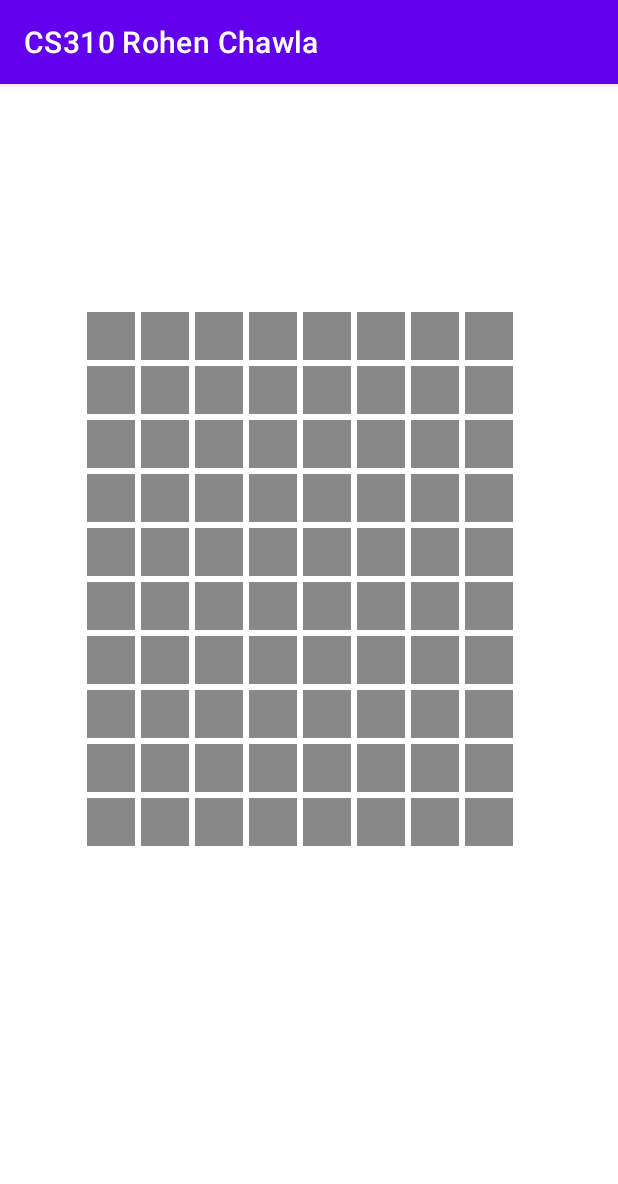
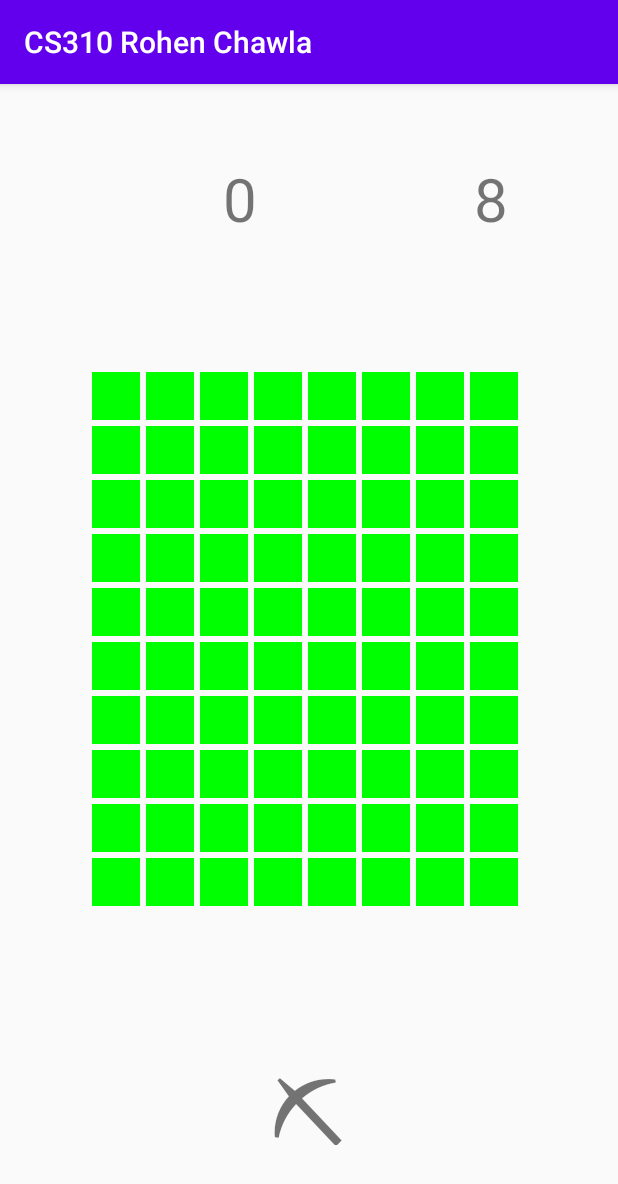
Before and after one commit to RohenC/ThisMySweeper, an Android app: the screen it shows after launch (MainActivity), on a phone screen of 412 x 824 dp. Shown: the top 1184 px of the screen. Run offline under Robolectric (Android 15) with nearby library versions, the phone set to English and light mode, and no system bars.

Commit message:
Meaningful message: I have created the first page layout. Personally I think it looks quite nice.

```diff
--- a/app/src/main/java/com/example/MySweeper/MainActivity.java
+++ b/app/src/main/java/com/example/MySweeper/MainActivity.java
@@ -8,11 +8,13 @@ import android.graphics.Color;
 import android.os.Bundle;
 import android.view.View;
 import android.widget.TextView;
+import android.os.Handler;
 
 import java.util.ArrayList;
 
 public class MainActivity extends AppCompatActivity {
-
+    private int clock = 0;
+    private boolean running = true;
     private static final int COLUMN_COUNT = 2;
 
     // save the TextViews of all cells in an array, so later on,
@@ -29,36 +31,16 @@ public class MainActivity extends AppCompatActivity {
         super.onCreate(savedInstanceState);
         setContentView(R.layout.activity_main);
 
+        if (savedInstanceState != null) {
+            clock = savedInstanceState.getInt("clock");
+            running = savedInstanceState.getBoolean("running");
+        }
+
+        runTimer();
+
         cell_tvs = new ArrayList<TextView>();
 
-        // Method (1): add statically created cells
-//        TextView tv00 = (TextView) findViewById(R.id.textView00);
-//        TextView tv01 = (TextView) findViewById(R.id.textView01);
-//        TextView tv10 = (TextView) findViewById(R.id.textView10);
-//        TextView tv11 = (TextView) findViewById(R.id.textView11);
-//
-//        tv00.setTextColor(Color.GRAY);
-//        tv00.setBackgroundColor(Color.GRAY);
-//        tv00.setOnClickListener(this::onClickTV);
-//
-//        tv01.setTextColor(Color.GRAY);
-//        tv01.setBackgroundColor(Color.GRAY);
-//        tv01.setOnClickListener(this::onClickTV);
-//
-//        tv10.setTextColor(Color.GRAY);
-//        tv10.setBackgroundColor(Color.GRAY);
-//        tv10.setOnClickListener(this::onClickTV);
-//
-//        tv11.setTextColor(Color.GRAY);
-//        tv11.setBackgroundColor(Color.GRAY);
-//        tv11.setOnClickListener(this::onClickTV);
-//
-//        cell_tvs.add(tv00);
-//        cell_tvs.add(tv01);
-//        cell_tvs.add(tv10);
-//        cell_tvs.add(tv11);
-//
-//        // Method (2): add four dynamically created cells
+        // Method (2): add four dynamically created cells
         GridLayout grid = (GridLayout) findViewById(R.id.gridLayout01);
         for (int i = 0; i<=9; i++) {
             for (int j=0; j<=7; j++) {
@@ -68,7 +50,7 @@ public class MainActivity extends AppCompatActivity {
                 tv.setTextSize( 16 );//dpToPixel(32) );
                 tv.setTextAlignment(TextView.TEXT_ALIGNMENT_CENTER);
                 tv.setTextColor(Color.GRAY);
-                tv.setBackgroundColor(Color.GRAY);
+                tv.setBackgroundColor(Color.GREEN);
                 tv.setOnClickListener(this::onClickTV);
 
                 GridLayout.LayoutParams lp = new GridLayout.LayoutParams();
@@ -81,27 +63,6 @@ public class MainActivity extends AppCompatActivity {
                 cell_tvs.add(tv);
             }
         }
-
-        // Method (3): add four dynamically created cells with LayoutInflater
-//        LayoutInflater li = LayoutInflater.from(this);
-//        for (int i = 4; i<=9; i++) {
-//            for (int j=0; j<=1; j++) {
-//                TextView tv = (TextView) li.inflate(R.layout.custom_cell_layout, grid, false);
-//                //tv.setText(String.valueOf(i)+String.valueOf(j));
-//                tv.setTextColor(Color.GRAY);
-//                tv.setBackgroundColor(Color.GRAY);
-//                tv.setOnClickListener(this::onClickTV);
-//
-//                GridLayout.LayoutParams lp = (GridLayout.LayoutParams) tv.getLayoutParams();
-//                lp.rowSpec = GridLayout.spec(i);
-//                lp.columnSpec = GridLayout.spec(j);
-//
-//                grid.addView(tv, lp);
-//
-//                cell_tvs.add(tv);
-//            }
-//        }
-
     }
 
     private int findIndexOfCellTextView(TextView tv) {
@@ -126,4 +87,41 @@ public class MainActivity extends AppCompatActivity {
             tv.setBackgroundColor(Color.LTGRAY);
         }
     }
+
+    public void onSaveInstanceState(Bundle savedInstanceState) {
+        super.onSaveInstanceState(savedInstanceState);
+        savedInstanceState.putInt("clock", clock);
+        savedInstanceState.putBoolean("running", running);
+    }
+
+    public void onClickStart(View view) {
+        running = true;
+    }
+
+    public void onClickStop(View view) {
+        running = false;
+    }
+    public void onClickClear(View view) {
+        running = false;
+        clock = 0;
+    }
+
+    private void runTimer() {
+        final TextView timeView = (TextView) findViewById(R.id.clockNum);
+        final Handler handler = new Handler();
+
+        handler.post(new Runnable() {
+            @Override
+            public void run() {
+                int seconds = clock;
+                String time = String.format("%d", seconds);
+                timeView.setText(time);
+
+                if (running) {
+                    clock++;
+                }
+                handler.postDelayed(this, 1000);
+            }
+        });
+    }
 }
--- a/app/src/main/res/layout/activity_main.xml
+++ b/app/src/main/res/layout/activity_main.xml
@@ -6,88 +6,126 @@
     android:layout_height="match_parent"
     tools:context=".MainActivity">
 
+    <TextView
+        android:id="@+id/clockNum"
+        android:layout_width="137dp"
+        android:layout_height="63dp"
+        android:layout_marginStart="2dp"
+        android:layout_marginTop="2dp"
+        android:layout_marginEnd="2dp"
+        android:layout_marginBottom="8dp"
+        android:width="64dp"
+        android:height="64dp"
+        android:text="0"
+        android:textAlignment="center"
+        android:textSize="40sp"
+        app:layout_column="0"
+        app:layout_constraintBottom_toBottomOf="parent"
+        app:layout_constraintEnd_toEndOf="parent"
+        app:layout_constraintHorizontal_bias="0.948"
+        app:layout_constraintStart_toStartOf="parent"
+        app:layout_constraintTop_toTopOf="parent"
+        app:layout_constraintVertical_bias="0.068"
+        app:layout_row="0" />
+
+    <TextView
+        android:id="@+id/textViewClock"
+        android:layout_width="wrap_content"
+        android:layout_height="wrap_content"
+        android:layout_marginStart="2dp"
+        android:layout_marginTop="2dp"
+        android:layout_marginEnd="2dp"
+        android:layout_marginBottom="8dp"
+        android:width="64dp"
+        android:height="64dp"
+        android:text="@string/clock"
+        android:textAlignment="center"
+        android:textSize="40sp"
+        app:layout_column="0"
+        app:layout_constraintBottom_toBottomOf="parent"
+        app:layout_constraintEnd_toEndOf="parent"
+        app:layout_constraintHorizontal_bias="0.618"
+        app:layout_constraintStart_toStartOf="parent"
+        app:layout_constraintTop_toTopOf="parent"
+        app:layout_constraintVertical_bias="0.068"
+        app:layout_row="0" />
+
+    <TextView
+        android:id="@+id/textViewFlag"
+        android:layout_width="wrap_content"
+        android:layout_height="wrap_content"
+        android:layout_marginStart="2dp"
+        android:layout_marginTop="2dp"
+        android:layout_marginEnd="2dp"
+        android:layout_marginBottom="8dp"
+        android:width="64dp"
+        android:height="64dp"
+        android:text="@string/flag"
+        android:textAlignment="center"
+        android:textSize="40sp"
+        app:layout_column="0"
+        app:layout_constraintBottom_toBottomOf="parent"
+        app:layout_constraintEnd_toEndOf="parent"
+        app:layout_constraintHorizontal_bias="0.18"
+        app:layout_constraintStart_toStartOf="parent"
+        app:layout_constraintTop_toTopOf="parent"
+        app:layout_constraintVertical_bias="0.068"
+        app:layout_row="0" />
+
+    <TextView
+        android:id="@+id/flagNum"
+        android:layout_width="wrap_content"
+        android:layout_height="wrap_content"
+        android:layout_marginStart="2dp"
+        android:layout_marginTop="2dp"
+        android:layout_marginEnd="2dp"
+        android:layout_marginBottom="8dp"
+        android:width="64dp"
+        android:height="64dp"
+        android:text="0"
+        android:textAlignment="center"
+        android:textSize="40sp"
+        app:layout_column="0"
+        app:layout_constraintBottom_toBottomOf="parent"
+        app:layout_constraintEnd_toEndOf="parent"
+        app:layout_constraintHorizontal_bias="0.367"
+        app:layout_constraintStart_toStartOf="parent"
+        app:layout_constraintTop_toTopOf="parent"
+        app:layout_constraintVertical_bias="0.068"
+        app:layout_row="0" />
+
     <androidx.gridlayout.widget.GridLayout
         android:id="@+id/gridLayout01"
-        android:layout_width="300dp"
-        android:layout_height="500dp"
+        android:layout_width="294dp"
+        android:layout_height="388dp"
+        android:layout_gravity="center"
         android:layout_marginStart="8dp"
-        android:layout_marginTop="64dp"
+        android:layout_marginTop="32dp"
         android:layout_marginEnd="8dp"
         android:layout_marginBottom="32dp"
-        android:layout_gravity="center"
-        app:rowCount="10"
         app:columnCount="8"
         app:layout_constraintBottom_toBottomOf="parent"
         app:layout_constraintEnd_toEndOf="parent"
         app:layout_constraintStart_toStartOf="parent"
         app:layout_constraintTop_toTopOf="parent"
-        >
-
-
-<!--        <TextView-->
-<!--            android:id="@+id/textView00"-->
-<!--            android:layout_width="wrap_content"-->
-<!--            android:layout_height="wrap_content"-->
-<!--            android:layout_marginStart="2dp"-->
-<!--            android:layout_marginTop="2dp"-->
-<!--            android:layout_marginEnd="2dp"-->
-<!--            android:layout_marginBottom="2dp"-->
-<!--            android:height="64dp"-->
-<!--            android:width="64dp"-->
-<!--            android:text="@string/flag"-->
-<!--            android:textSize="32sp"-->
-<!--            android:textAlignment="center"-->
-<!--            app:layout_column="0"-->
-<!--            app:layout_row="0" />-->
-
-<!--        <TextView-->
-<!--            android:id="@+id/textView01"-->
-<!--            android:layout_width="wrap_content"-->
-<!--            android:layout_height="wrap_content"-->
-<!--            android:layout_marginStart="2dp"-->
-<!--            android:layout_marginTop="2dp"-->
-<!--            android:layout_marginEnd="2dp"-->
-<!--            android:layout_marginBottom="2dp"-->
-<!--            android:height="64dp"-->
-<!--            android:width="64dp"-->
-<!--            android:text="@string/mine"-->
-<!--            android:textSize="32sp"-->
-<!--            android:textAlignment="center"-->
-<!--            app:layout_column="1"-->
-<!--            app:layout_row="0" />-->
-
-<!--        <TextView-->
-<!--            android:id="@+id/textView10"-->
-<!--            android:layout_width="wrap_content"-->
-<!--            android:layout_height="wrap_content"-->
-<!--            android:layout_marginStart="2dp"-->
-<!--            android:layout_marginTop="2dp"-->
-<!--            android:layout_marginEnd="2dp"-->
-<!--            android:layout_marginBottom="2dp"-->
-<!--            android:height="64dp"-->
-<!--            android:width="64dp"-->
-<!--            android:text="10"-->
-<!--            android:textSize="32sp"-->
-<!--            android:textAlignment="center"-->
-<!--            app:layout_column="0"-->
-<!--            app:layout_row="1" />-->
-
-<!--        <TextView-->
-<!--            android:id="@+id/textView11"-->
-<!--            android:layout_width="wrap_content"-->
-<!--            android:layout_height="wrap_content"-->
-<!--            android:layout_marginStart="2dp"-->
-<!--            android:layout_marginTop="2dp"-->
-<!--            android:layout_marginEnd="2dp"-->
-<!--            android:layout_marginBottom="2dp"-->
-<!--            android:width="64dp"-->
-<!--            android:height="64dp"-->
-<!--            android:text="11"-->
-<!--            android:textSize="32sp"-->
-<!--            android:textAlignment="center"-->
-<!--            app:layout_column="1"-->
-<!--            app:layout_row="1" />-->
+        app:rowCount="10">
 
     </androidx.gridlayout.widget.GridLayout>
 
+    <TextView
+        android:id="@+id/pickFlag"
+        android:layout_width="wrap_content"
+        android:layout_height="wrap_content"
+        android:width="64dp"
+        android:height="64dp"
+        android:text="@string/pick"
+        android:textAlignment="center"
+        android:textSize="60sp"
+        app:layout_constraintBottom_toBottomOf="parent"
+        app:layout_constraintEnd_toEndOf="parent"
+        app:layout_constraintHorizontal_bias="0.498"
+        app:layout_constraintStart_toStartOf="parent"
+        app:layout_constraintTop_toTopOf="parent"
+        app:layout_constraintVertical_bias="0.914" />
+
 </androidx.constraintlayout.widget.ConstraintLayout>
--- a/app/src/main/res/values/themes.xml
+++ b/app/src/main/res/values/themes.xml
@@ -1,6 +1,6 @@
 <resources xmlns:tools="http://schemas.android.com/tools">
     <!-- Base application theme. -->
-    <style name="Theme.GridLayout" parent="Theme.MaterialComponents.DayNight.DarkActionBar">
+    <style name="Theme.GridLayout" parent="Theme.AppCompat.DayNight.DarkActionBar">
         <!-- Primary brand color. -->
         <item name="colorPrimary">@color/purple_500</item>
         <item name="colorPrimaryVariant">@color/purple_700</item>
```
